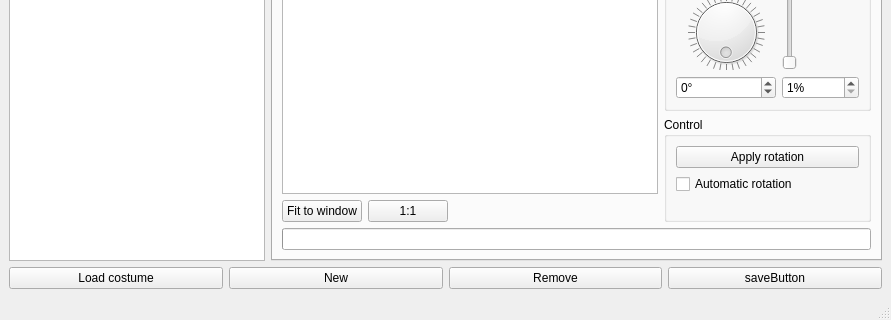
The window that pc/master/mainwindow.ui (plule/pfe-costumes) describes before a commit, drawn with Qt 5; both pictures show x 0 to 891 and y 420 to 740 of the 891 by 740 pixel window.
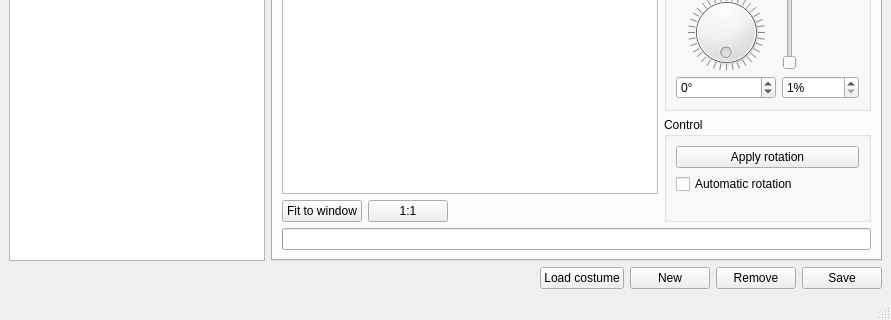
The same window after the commit. The open tabs and pages were chosen to show the change. Custom widgets are drawn as their Qt base class.

Commit message: fix update name in list

Patch:
```diff
--- a/pc/master/mainwindow.ui
+++ b/pc/master/mainwindow.ui
@@ -415,6 +415,19 @@
     </item>
     <item>
      <layout class="QHBoxLayout" name="horizontalLayout_7">
+      <item>
+       <spacer name="horizontalSpacer_2">
+        <property name="orientation">
+         <enum>Qt::Horizontal</enum>
+        </property>
+        <property name="sizeHint" stdset="0">
+         <size>
+          <width>40</width>
+          <height>20</height>
+         </size>
+        </property>
+       </spacer>
+      </item>
       <item>
        <widget class="QPushButton" name="loadButton">
         <property name="text">
@@ -439,7 +452,7 @@
       <item>
        <widget class="QPushButton" name="saveButton">
         <property name="text">
-         <string>saveButton</string>
+         <string>Save</string>
         </property>
        </widget>
       </item>
```
Left out of the diff: 2 changed lines with no effect on the pictures. The commit also changes 2 other files.
